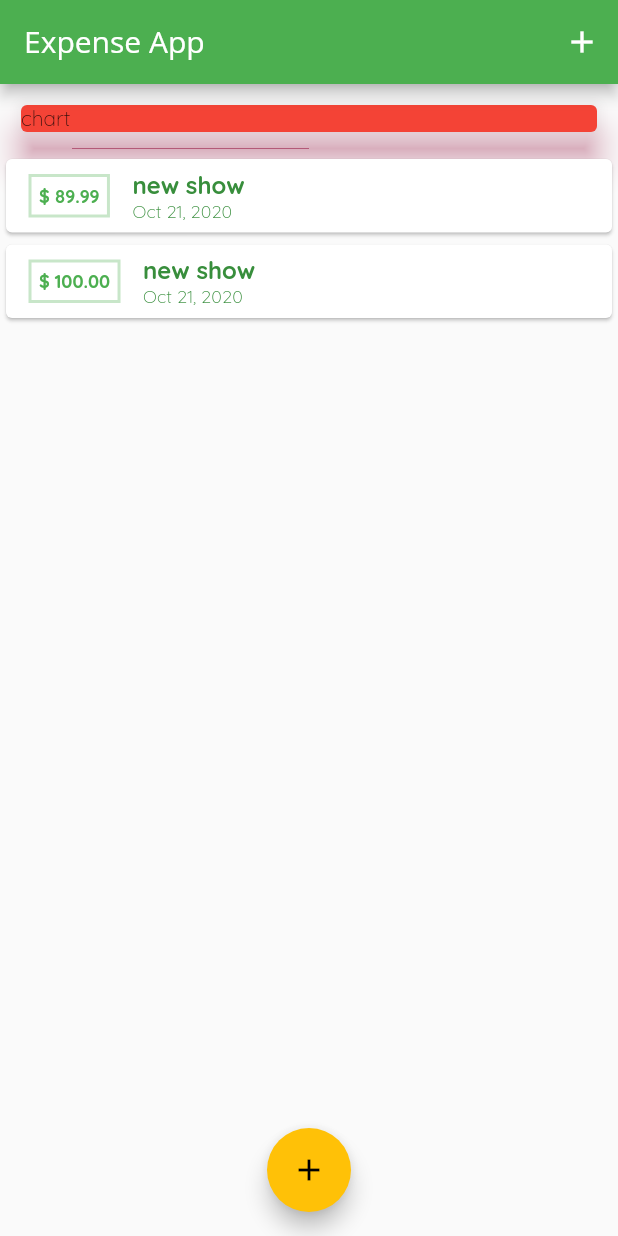
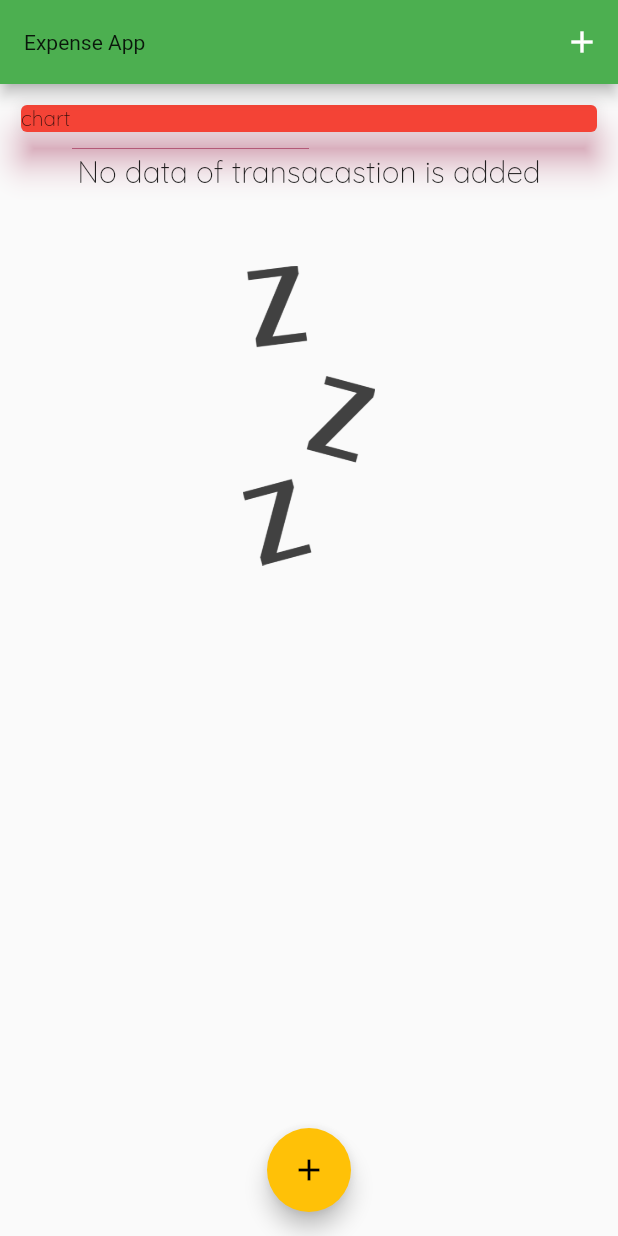
Before and after one commit to jithinvarghese/flutter_expense_app, a Flutter app: the screen it shows after launch, on a phone screen of 412 x 824 dp. Run offline on Flutter 3.47's test engine with Material 2 defaults, Android fonts, the phone set to English and light mode, and no system bars.

```diff
--- a/lib/main.dart
+++ b/lib/main.dart
@@ -16,7 +16,7 @@ class MyApp extends StatelessWidget {
           fontFamily: 'Quicksand',
           appBarTheme: AppBarTheme(
             textTheme: ThemeData.light().textTheme.copyWith(
-                    title: TextStyle(
+                    headline3: TextStyle(
                   fontFamily: 'OpenSans',
                   fontSize: 20,
                 )),
@@ -33,10 +33,10 @@ class MyHomePage extends StatefulWidget {
 
 class _MyHomePageState extends State<MyHomePage> {
   final List<Transaction> _userTransaction = [
-    Transaction(
-        id: 't1', title: 'new show', amount: 89.99, date: DateTime.now()),
-    Transaction(
-        id: 't2', title: 'new show', amount: 99.9999, date: DateTime.now()),
+    // Transaction(
+    //     id: 't1', title: 'new show', amount: 89.99, date: DateTime.now()),
+    // Transaction(
+    //     id: 't2', title: 'new show', amount: 99.9999, date: DateTime.now()),
   ];
   void _addNewTransaction(String txTitle, double txAmount) {
     final newTx = Transaction(
--- a/lib/widgets/transaction_list.dart
+++ b/lib/widgets/transaction_list.dart
@@ -11,13 +11,33 @@ class TransactionList extends StatelessWidget {
     //context have metadata of widgets.
     return Container(
       height: 300,
-      child: ListView.builder(
+      child: transactions.isEmpty
+          ? Column(
+              children: [
+                Text(
+                  "No data of transacastion is added",
+                  style: Theme.of(context).textTheme.headline6,
+                ),
+                SizedBox(
+                  height: 50,
+                ),
+                Container(
+                  height: 200,
+                  child: Image.asset(
+                    'assets/images/waiting.png',
+                    fit: BoxFit.cover,
+                  ),
+                )
+              ],
+            )
+          : ListView.builder(
               itemBuilder: (ctx, index) {
                 return Card(
                   child: Row(
                     children: [
                       Container(
-                  margin: EdgeInsets.symmetric(vertical: 10, horizontal: 15),
+                        margin:
+                            EdgeInsets.symmetric(vertical: 10, horizontal: 15),
                         decoration: BoxDecoration(
                             border: Border.all(
                           color: Theme.of(context).primaryColorLight,
--- a/pubspec.yaml
+++ b/pubspec.yaml
@@ -44,8 +44,8 @@ flutter:
   uses-material-design: true
 
   # To add assets to your application, add an assets section, like this:
-  # assets:
-  #   - images/a_dot_burr.jpeg
+  assets:
+    - assets/images/waiting.png
   #   - images/a_dot_ham.jpeg
 
   # An image asset can refer to one or more resolution-specific "variants", see
```
Also changed, not shown: assets/images/waiting.png (added), lib/widgets/chart.dart (added), pubspec.lock. Lines whose indentation alone changed are shown as unchanged.
